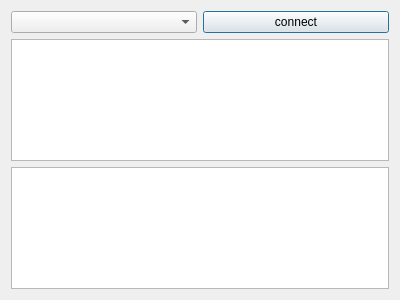
First picture: the form in tools/logger/loggerdialog.ui, repository Sub-IoT/Sub-IoT-Stack, before the edit.
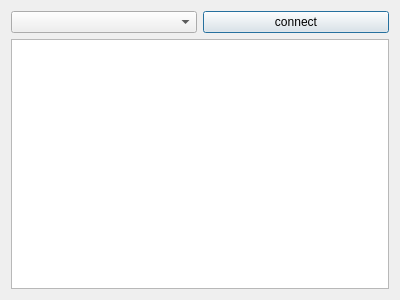
Second picture: the form after the edit.

What changed in the file:
```diff
--- a/tools/logger/loggerdialog.ui
+++ b/tools/logger/loggerdialog.ui
@@ -31,9 +31,6 @@
      </item>
     </layout>
    </item>
-   <item>
-    <widget class="QPlainTextEdit" name="outputPlainTextEdit"/>
-   </item>
    <item>
     <widget class="QPlainTextEdit" name="parsedOutputPlainTextEdit"/>
    </item>
```
